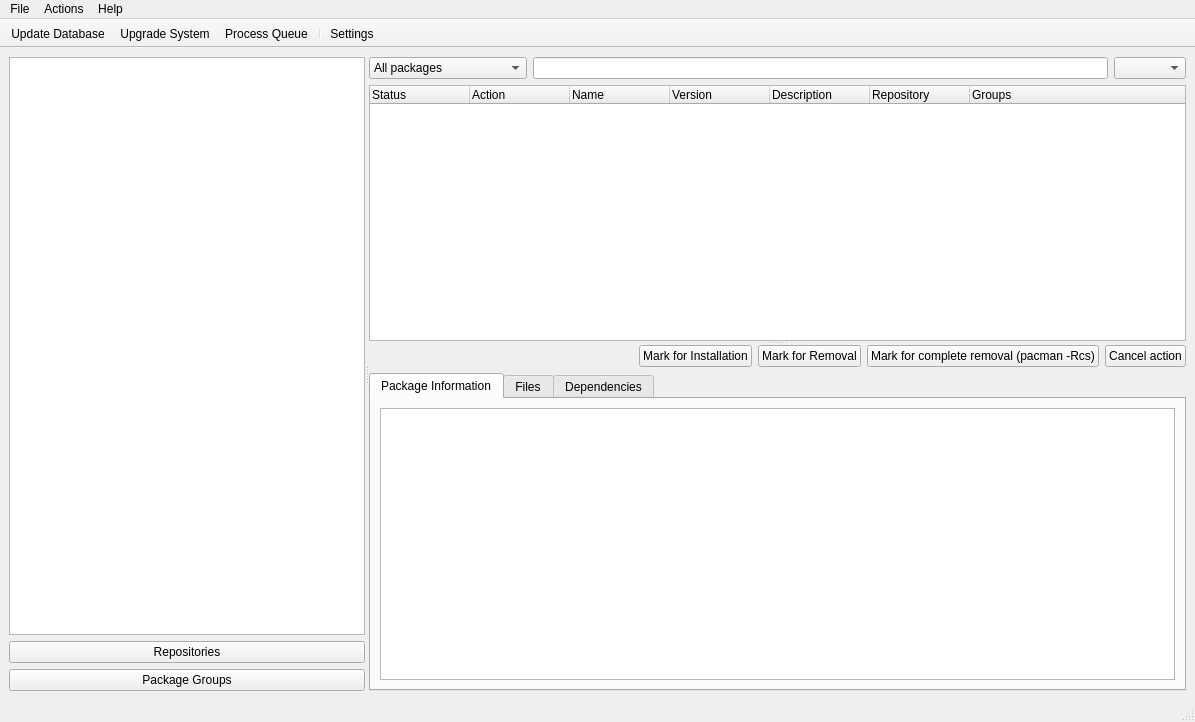
Above: trunk/ui/MainWindow.ui from drf/shaman1 before the change. Below: the same form after it.
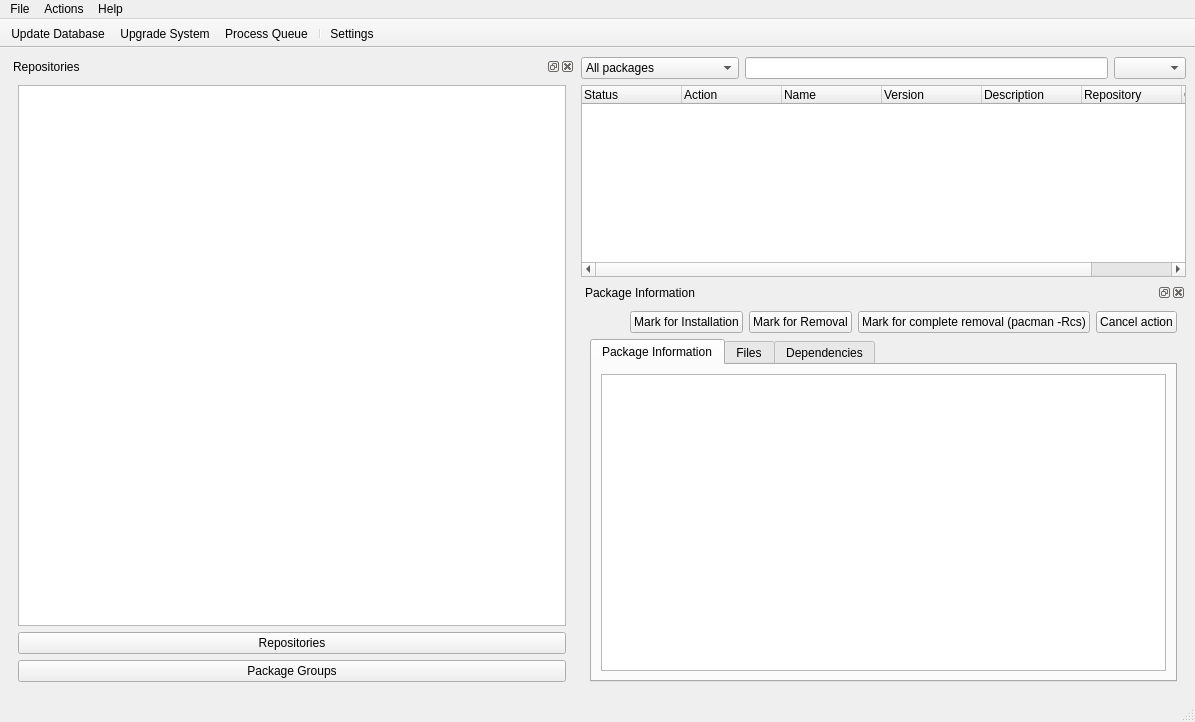
That is the form after the change. Icons and pictures are not drawn.

Commit message: Use QDockWidgets :)

What changed in the file:
```diff
--- a/trunk/ui/MainWindow.ui
+++ b/trunk/ui/MainWindow.ui
@@ -17,62 +17,7 @@
   </property>
   <widget class="QWidget" name="centralwidget" >
    <layout class="QGridLayout" >
-    <item row="0" column="0" >
-     <widget class="QSplitter" name="splitter_2" >
-      <property name="orientation" >
-       <enum>Qt::Horizontal</enum>
-      </property>
-      <widget class="QWidget" name="verticalLayout" >
-       <layout class="QVBoxLayout" >
-        <item>
-         <widget class="QListWidget" name="repoList" >
-          <property name="sizePolicy" >
-           <sizepolicy vsizetype="Minimum" hsizetype="Preferred" >
-            <horstretch>0</horstretch>
-            <verstretch>0</verstretch>
-           </sizepolicy>
-          </property>
-         </widget>
-        </item>
-        <item>
-         <widget class="QPushButton" name="switchToRepo" >
-          <property name="sizePolicy" >
-           <sizepolicy vsizetype="Maximum" hsizetype="Preferred" >
-            <horstretch>0</horstretch>
-            <verstretch>0</verstretch>
-           </sizepolicy>
-          </property>
-          <property name="text" >
-           <string>Repositories</string>
-          </property>
-          <property name="icon" >
-           <iconset resource="qtpacman.qrc" >:/Icons/icons/network-server-database.png</iconset>
-          </property>
-         </widget>
-        </item>
-        <item>
-         <widget class="QPushButton" name="switchToGrps" >
-          <property name="sizePolicy" >
-           <sizepolicy vsizetype="Maximum" hsizetype="Preferred" >
-            <horstretch>0</horstretch>
-            <verstretch>0</verstretch>
-           </sizepolicy>
-          </property>
-          <property name="text" >
-           <string>Package Groups</string>
-          </property>
-          <property name="icon" >
-           <iconset resource="qtpacman.qrc" >:/Icons/icons/bookmark-new-list.png</iconset>
-          </property>
-         </widget>
-        </item>
-       </layout>
-      </widget>
-      <widget class="QSplitter" name="splitter" >
-       <property name="orientation" >
-        <enum>Qt::Vertical</enum>
-       </property>
-       <widget class="QWidget" name="verticalLayout_3" >
+    <item row="0" column="1" >
         <layout class="QVBoxLayout" >
          <item>
           <layout class="QHBoxLayout" >
@@ -187,8 +132,87 @@
           </widget>
          </item>
         </layout>
-       </widget>
-       <widget class="QWidget" name="verticalLayout_2" >
+    </item>
+    <item rowspan="2" row="0" column="0" >
+     <widget class="QDockWidget" name="dockWidget_2" >
+      <property name="floating" >
+       <bool>false</bool>
+      </property>
+      <property name="features" >
+       <set>QDockWidget::AllDockWidgetFeatures</set>
+      </property>
+      <property name="allowedAreas" >
+       <set>Qt::AllDockWidgetAreas</set>
+      </property>
+      <property name="windowTitle" >
+       <string>Repositories</string>
+      </property>
+      <widget class="QWidget" name="dockWidgetContents_2" >
+       <layout class="QGridLayout" >
+        <item row="0" column="0" >
+         <layout class="QVBoxLayout" >
+          <item>
+           <widget class="QListWidget" name="repoList" >
+            <property name="sizePolicy" >
+             <sizepolicy vsizetype="Minimum" hsizetype="Preferred" >
+              <horstretch>0</horstretch>
+              <verstretch>0</verstretch>
+             </sizepolicy>
+            </property>
+           </widget>
+          </item>
+          <item>
+           <widget class="QPushButton" name="switchToRepo" >
+            <property name="sizePolicy" >
+             <sizepolicy vsizetype="Maximum" hsizetype="Preferred" >
+              <horstretch>0</horstretch>
+              <verstretch>0</verstretch>
+             </sizepolicy>
+            </property>
+            <property name="text" >
+             <string>Repositories</string>
+            </property>
+            <property name="icon" >
+             <iconset resource="qtpacman.qrc" >:/Icons/icons/network-server-database.png</iconset>
+            </property>
+           </widget>
+          </item>
+          <item>
+           <widget class="QPushButton" name="switchToGrps" >
+            <property name="sizePolicy" >
+             <sizepolicy vsizetype="Maximum" hsizetype="Preferred" >
+              <horstretch>0</horstretch>
+              <verstretch>0</verstretch>
+             </sizepolicy>
+            </property>
+            <property name="text" >
+             <string>Package Groups</string>
+            </property>
+            <property name="icon" >
+             <iconset resource="qtpacman.qrc" >:/Icons/icons/bookmark-new-list.png</iconset>
+            </property>
+           </widget>
+          </item>
+         </layout>
+        </item>
+       </layout>
+      </widget>
+     </widget>
+    </item>
+    <item row="1" column="1" >
+     <widget class="QDockWidget" name="dockWidget" >
+      <property name="floating" >
+       <bool>false</bool>
+      </property>
+      <property name="features" >
+       <set>QDockWidget::AllDockWidgetFeatures</set>
+      </property>
+      <property name="windowTitle" >
+       <string>Package Information</string>
+      </property>
+      <widget class="QWidget" name="dockWidgetContents" >
+       <layout class="QGridLayout" >
+        <item row="0" column="0" >
         <layout class="QVBoxLayout" >
          <item>
           <layout class="QHBoxLayout" >
@@ -319,7 +343,8 @@
           </widget>
          </item>
         </layout>
-       </widget>
+        </item>
+       </layout>
       </widget>
      </widget>
     </item>
```
Left out of the diff: 11 changed lines with no effect on the pictures. Lines whose indentation alone changed are shown as unchanged. The commit also changes 1 other file.
